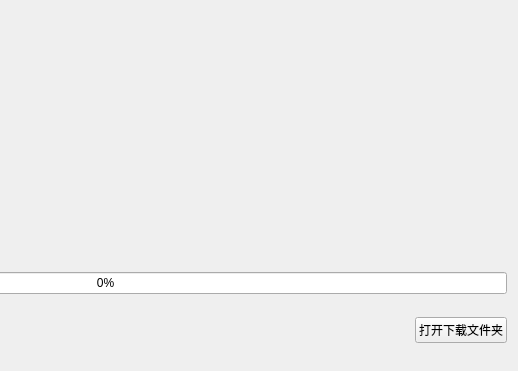
Before: the Qt Designer form app/pages/pagedownloadprogress.ui in liangtie/kicad-installer, drawn with Qt 5; both pictures show x 307 to 825 and y 0 to 371 of the 825 by 371 pixel window.
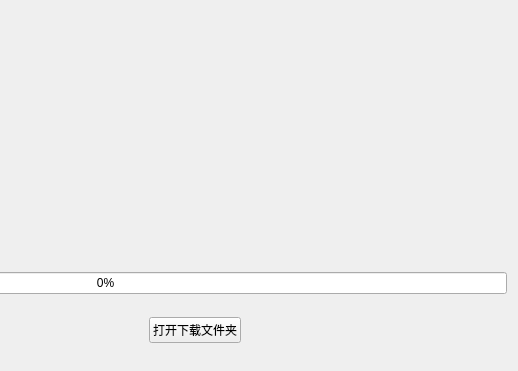
After: the same form once the commit is applied.

Commit message:
ui(pagedownloadprogress): add horizontal spacer
- Add a horizontal spacer to the download progress page layout
- Improves UI spacing and potentially enhances the visual presentation of the download progress

```diff
--- a/app/pages/pagedownloadprogress.ui
+++ b/app/pages/pagedownloadprogress.ui
@@ -76,6 +76,19 @@
        </property>
       </widget>
      </item>
+     <item>
+      <spacer name="horizontalSpacer_2">
+       <property name="orientation">
+        <enum>Qt::Orientation::Horizontal</enum>
+       </property>
+       <property name="sizeHint" stdset="0">
+        <size>
+         <width>40</width>
+         <height>20</height>
+        </size>
+       </property>
+      </spacer>
+     </item>
     </layout>
    </item>
   </layout>
```
